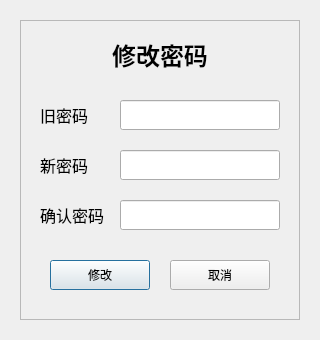
First picture: the form in GUI/ChangePasswordDialogUI.ui, repository ljcleo/DBProj, before the edit.
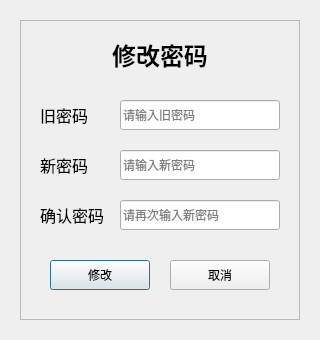
Second picture: the form after the edit.

Commit message:
improve placeholder texts
improve placeholder texts for some textboxes
enlarge recommendation box

Patch:
```diff
--- a/GUI/ChangePasswordDialogUI.ui
+++ b/GUI/ChangePasswordDialogUI.ui
@@ -114,6 +114,9 @@
     <property name="echoMode">
      <enum>QLineEdit::Password</enum>
     </property>
+    <property name="placeholderText">
+     <string>请再次输入新密码</string>
+    </property>
    </widget>
    <widget class="QLineEdit" name="NewPassword">
     <property name="geometry">
@@ -135,6 +138,9 @@
     <property name="echoMode">
      <enum>QLineEdit::Password</enum>
     </property>
+    <property name="placeholderText">
+     <string>请输入新密码</string>
+    </property>
    </widget>
    <widget class="QLineEdit" name="OldPassword">
     <property name="geometry">
@@ -156,6 +162,9 @@
     <property name="echoMode">
      <enum>QLineEdit::Password</enum>
     </property>
+    <property name="placeholderText">
+     <string>请输入旧密码</string>
+    </property>
    </widget>
    <widget class="QLabel" name="OldPasswordLabel">
     <property name="geometry">
```
The commit also changes 13 other files.
